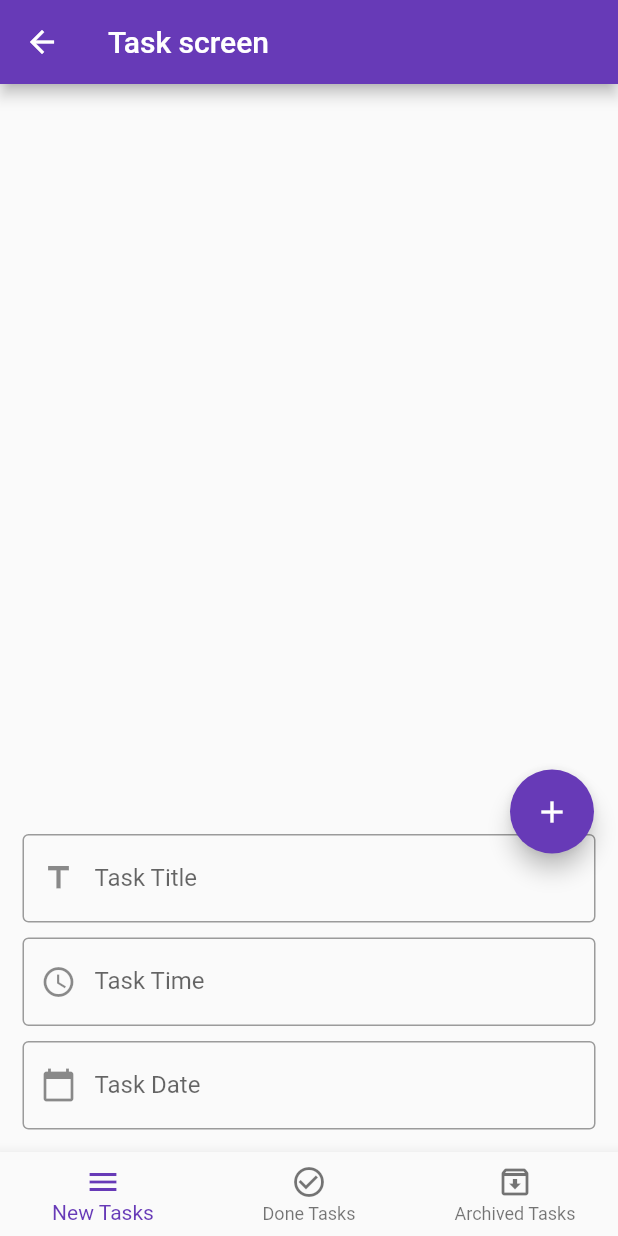
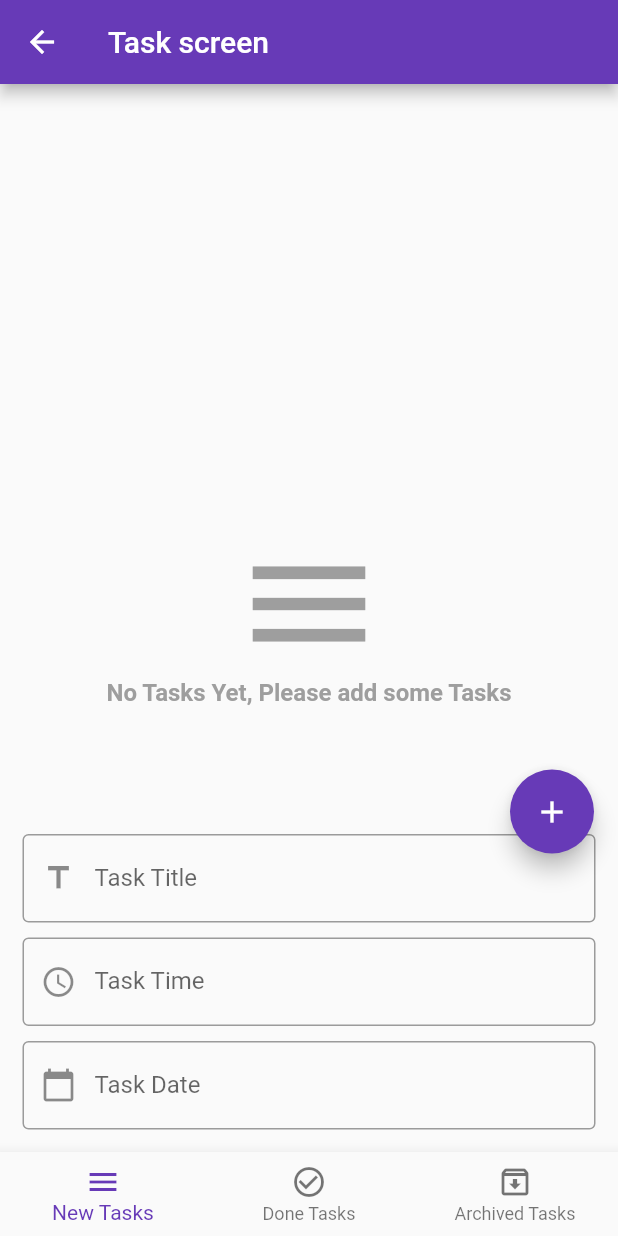
Before and after one commit to Bilal001122/task_app, a Flutter app: the screen it shows after launch, after a tap on the "edit" icon, on a phone screen of 412 x 824 dp. Run offline on Flutter 3.47's test engine with Material 2 defaults, Android fonts, the phone set to English and light mode, and no system bars; our stand-ins replace bloc, flutter_bloc, sqflite; accounts and stored records are empty.

Commit message:
final product

```diff
--- a/lib/layouts/new_task_screen.dart
+++ b/lib/layouts/new_task_screen.dart
@@ -4,28 +4,23 @@ import 'package:task_app/shared/components/task_widget.dart';
 import 'package:task_app/shared/cubit/cubit.dart';
 import 'package:task_app/shared/cubit/states.dart';
 
-import '../shared/constants.dart';
+class NewTaskScreen extends StatelessWidget {
+  const NewTaskScreen();
 
-class NewTaskScreen extends StatefulWidget {
-  NewTaskScreen();
-
-  @override
-  State<NewTaskScreen> createState() => _NewTaskScreenState();
-}
-
-class _NewTaskScreenState extends State<NewTaskScreen> {
   @override
   Widget build(BuildContext context) {
     return BlocConsumer<AppCubit, AppStates>(
       listener: (context, state) {},
       builder: (context, state) {
-        AppCubit cubit = AppCubit.get(context);
-        return ListView.separated(
+        List<Map> tasks = AppCubit.get(context).newTasks;
+        return tasks.isNotEmpty
+            ? ListView.separated(
                 itemBuilder: (context, index) {
                   return TaskWidget(
-              title: cubit.tasks[index]['title'],
-              time: cubit.tasks[index]['time'],
-              date: cubit.tasks[index]['date'],
+                    title: tasks[index]['title'],
+                    time: tasks[index]['time'],
+                    date: tasks[index]['date'],
+                    id: tasks[index]['id'],
                   );
                 },
                 separatorBuilder: (context, index) {
@@ -34,7 +29,27 @@ class _NewTaskScreenState extends State<NewTaskScreen> {
                     color: Colors.grey[200],
                   );
                 },
-          itemCount: cubit.tasks.length,
+                itemCount: tasks.length,
+              )
+            : Center(
+                child: Column(
+                  mainAxisAlignment: MainAxisAlignment.center,
+                  children: const [
+                    Icon(
+                      Icons.menu,
+                      size: 100,
+                      color: Colors.grey,
+                    ),
+                    Text(
+                      'No Tasks Yet, Please add some Tasks',
+                      style: TextStyle(
+                        fontSize: 16,
+                        color: Colors.grey,
+                        fontWeight: FontWeight.bold,
+                      ),
+                    ),
+                  ],
+                ),
               );
       },
     );
--- a/lib/main.dart
+++ b/lib/main.dart
@@ -19,7 +19,7 @@ class MyApp extends StatelessWidget {
       theme: ThemeData(
         primaryColor: Colors.black,
         textTheme: Typography(platform: TargetPlatform.android).black,
-        floatingActionButtonTheme: FloatingActionButtonThemeData(
+        floatingActionButtonTheme: const FloatingActionButtonThemeData(
           backgroundColor: Colors.deepPurple,
         ),
         colorScheme: ColorScheme.fromSwatch().copyWith(
--- a/lib/shared/cubit/cubit.dart
+++ b/lib/shared/cubit/cubit.dart
@@ -14,9 +14,9 @@ class AppCubit extends Cubit<AppStates> {
   bool isBottomSheetShown = false;
   IconData fabIcon = Icons.edit;
   List<Widget> screens = [
-    NewTaskScreen(),
-    DoneTasksScreen(),
-    ArchivedTasksScreen(),
+    const NewTaskScreen(),
+    const DoneTasksScreen(),
+    const ArchivedTasksScreen(),
   ];
 
   List<String> appBarTitles = [
@@ -25,7 +25,9 @@ class AppCubit extends Cubit<AppStates> {
     'Archived screen',
   ];
 
-  List<Map> tasks = [];
+  List<Map> newTasks = [];
+  List<Map> doneTasks = [];
+  List<Map> archivedTasks = [];
 
   AppCubit()
       : super(
@@ -60,12 +62,7 @@ class AppCubit extends Cubit<AppStates> {
         );
       },
       onOpen: (db) {
-        getDataFromDataBase(db).then(
-          (value) {
-            tasks = value;
-            emit(AppGetDataBaseState());
-          },
-        );
+        getDataFromDataBase(db);
         print('Database opened');
       },
     ).then(
@@ -91,12 +88,7 @@ class AppCubit extends Cubit<AppStates> {
           (value) {
             print('$value inserted succefully');
             emit(AppInsertDataBaseState());
-            getDataFromDataBase(dataBase).then(
-              (value) {
-                tasks = value;
-                emit(AppGetDataBaseState());
-              },
-            );
+            getDataFromDataBase(dataBase);
           },
         ).catchError(
           (error) {
@@ -107,10 +99,29 @@ class AppCubit extends Cubit<AppStates> {
     );
   }
 
-  Future<List<Map>> getDataFromDataBase(Database dataBase) async {
+  void getDataFromDataBase(Database dataBase) {
+    newTasks = [];
+    doneTasks = [];
+    archivedTasks = [];
     emit(AppGetDataBaseLoadingState());
-    return await dataBase.rawQuery(
+    dataBase
+        .rawQuery(
       'SELECT * FROM tasks',
+    )
+        .then(
+      (value) {
+        for (var element in value) {
+          if (element['status'] == 'NEW') {
+            newTasks.add(element);
+          } else if (element['status'] == 'DONE') {
+            doneTasks.add(element);
+          } else {
+            archivedTasks.add(element);
+          }
+        }
+
+        emit(AppGetDataBaseState());
+      },
     );
   }
 
@@ -122,4 +133,28 @@ class AppCubit extends Cubit<AppStates> {
     fabIcon = icon;
     emit(AppChangeBottomSheetState());
   }
+
+  void updateDataBase({required String status, required int id}) {
+    dataBase.rawUpdate(
+      'UPDATE tasks SET status = ? WHERE id = ? ',
+      [
+        status,
+        id,
+      ],
+    ).then(
+      (value) {
+        getDataFromDataBase(dataBase);
+        emit(AppUpdateDataBaseState());
+      },
+    );
+  }
+
+  void deleteDataFromDataBase({required int id}) {
+    dataBase.rawDelete('DELETE FROM tasks WHERE id = ?', [id]).then(
+      (value) {
+        getDataFromDataBase(dataBase);
+        emit(AppDeleteDataBaseState());
+      },
+    );
+  }
 }
--- a/lib/shared/cubit/states.dart
+++ b/lib/shared/cubit/states.dart
@@ -13,3 +13,7 @@ class AppInsertDataBaseState extends AppStates {}
 class AppChangeBottomSheetState extends AppStates {}
 
 class AppGetDataBaseLoadingState extends AppStates {}
+
+class AppUpdateDataBaseState extends AppStates {}
+
+class AppDeleteDataBaseState extends AppStates {}
```
Also changed, not shown: lib/layouts/archived_task_screen.dart (+47 -8 lines), lib/layouts/done_task_screen.dart (+48 -8 lines), lib/layouts/home_layout_with_nav_bar.dart (+6 -14 lines), lib/shared/components/task_widget.dart (+36 -5 lines). Lines whose indentation alone changed are shown as unchanged.
